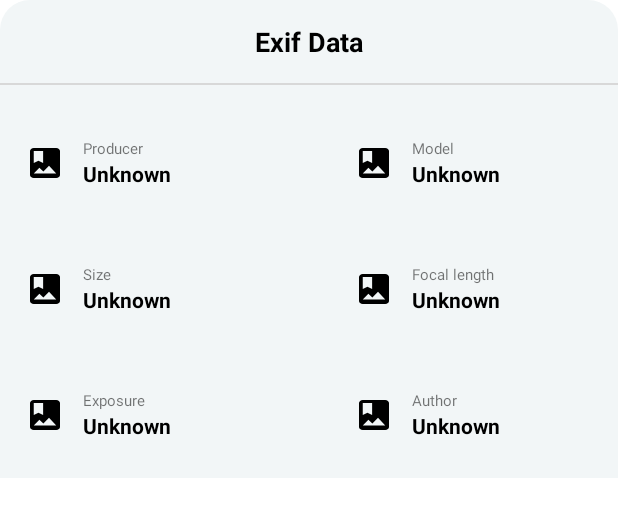
After one commit to Ashpex/Simple-Gallery, an Android app: the layout layout_info.xml on its own in the app's theme, with its tools: preview values and no code run, on a phone screen of 412 x 824 dp. The commit adds this screen. Shown: the top 517 px of the screen. Run offline under Robolectric (Android 15) with nearby library versions, the phone set to English and light mode, and no system bars.

Commit message:
Add exif info dialog

```diff
--- a/app/build.gradle
+++ b/app/build.gradle
@@ -37,7 +37,7 @@ dependencies {
     androidTestImplementation 'androidx.test.ext:junit:1.1.3'
     androidTestImplementation 'androidx.test.espresso:espresso-core:3.4.0'
 
-    implementation 'com.google.android.material:material:1.2.0'
+    implementation 'com.google.android.material:material:1.4.0'
     implementation "androidx.recyclerview:recyclerview:1.2.1"
     implementation "androidx.cardview:cardview:1.0.0"
     implementation 'com.github.bumptech.glide:glide:4.12.0'
--- a/app/src/main/java/com/example/testgallery/PictureActivity.java
+++ b/app/src/main/java/com/example/testgallery/PictureActivity.java
@@ -1,14 +1,18 @@
 package com.example.testgallery;
 
+import android.annotation.SuppressLint;
 import android.content.Intent;
 import android.media.ExifInterface;
 import android.net.Uri;
 import android.os.Bundle;
+import android.view.LayoutInflater;
 import android.view.View;
 import android.widget.ImageView;
 
 import androidx.appcompat.app.AppCompatActivity;
 import android.os.ParcelFileDescriptor;
+import android.widget.LinearLayout;
+import android.widget.TextView;
 import android.widget.Toast;
 
 import java.io.FileDescriptor;
@@ -16,6 +20,7 @@ import java.io.FileNotFoundException;
 import java.io.IOException;
 
 import com.bumptech.glide.Glide;
+import com.google.android.material.bottomsheet.BottomSheetDialog;
 
 
 public class PictureActivity extends AppCompatActivity {
@@ -23,17 +28,19 @@ public class PictureActivity extends AppCompatActivity {
     ImageView imgViewBack;
     ImageView imgViewInfo;
 
+
     @Override
     protected void onCreate(Bundle savedInstanceState) {
         super.onCreate(savedInstanceState);
         setContentView(R.layout.activity_picture);
 
-        imageView = findViewById(R.id.imgPicture);
-        imgViewBack = findViewById(R.id.imgViewBack);
-        imgViewInfo = findViewById(R.id.imgViewInfo);
+        viewMapping();
+
+
         Intent intent = getIntent();
         String thumb = intent.getStringExtra("imgSrc");
         Glide.with(this).load(thumb).into(imageView);
+
 
 
         imgViewInfo.setOnClickListener(new View.OnClickListener() {
@@ -61,12 +68,30 @@ public class PictureActivity extends AppCompatActivity {
 
             ParcelFileDescriptor parcelFileDescriptor = null;
 
+
+
             try {
                 parcelFileDescriptor = getContentResolver().openFileDescriptor(photoUri, "r");
                 FileDescriptor fileDescriptor = parcelFileDescriptor.getFileDescriptor();
 
                 ExifInterface exifInterface = new ExifInterface(fileDescriptor);
                 String exif="Exif: " + fileDescriptor.toString();
+
+                BottomSheetDialog infoDialog = new BottomSheetDialog(this,R.style.BottomSheetDialogTheme);
+                View infoDialogView = LayoutInflater.from(getApplicationContext())
+                        .inflate(
+                                R.layout.layout_info,
+                                (LinearLayout) findViewById(R.id.infoContainer),
+                                false
+                        );
+                TextView txtInfoProducer = (TextView) infoDialog.findViewById(R.id.txtInfoProducer);
+
+                //txtInfoProducer.setText(exifInterface.getAttribute(ExifInterface.TAG_MAKE));
+
+
+                infoDialog.setContentView(infoDialogView);
+                infoDialog.show();
+
                 exif += "\nChiều dài: " +
                         exifInterface.getAttribute(ExifInterface.TAG_IMAGE_LENGTH);
                 exif += "\nChiều rộng: " +
@@ -87,19 +112,7 @@ public class PictureActivity extends AppCompatActivity {
                         exifInterface.getAttribute(ExifInterface.TAG_FOCAL_LENGTH);
                 exif += "\n Flash: " +
                         exifInterface.getAttribute(ExifInterface.TAG_FLASH);
-                exif += "\nThông tin GPS:";
-                exif += "\n TAG_GPS_DATESTAMP: " +
-                        exifInterface.getAttribute(ExifInterface.TAG_GPS_DATESTAMP);
-                exif += "\n TAG_GPS_TIMESTAMP: " +
-                        exifInterface.getAttribute(ExifInterface.TAG_GPS_TIMESTAMP);
-                exif += "\n Vĩ độ: " +
-                        exifInterface.getAttribute(ExifInterface.TAG_GPS_LATITUDE);
-                exif += "\n Vĩ độ_REF: " +
-                        exifInterface.getAttribute(ExifInterface.TAG_GPS_LATITUDE_REF);
-                exif += "\n Cao độ: " +
-                        exifInterface.getAttribute(ExifInterface.TAG_GPS_LONGITUDE);
-                exif += "\n Cao độ_REF: " +
-                        exifInterface.getAttribute(ExifInterface.TAG_GPS_LONGITUDE_REF);
+
                 parcelFileDescriptor.close();
 
                 Toast.makeText(getApplicationContext(),
@@ -118,7 +131,7 @@ public class PictureActivity extends AppCompatActivity {
                         Toast.LENGTH_LONG).show();
             }
 
-            //String thumb = photoUri.getPath();
+
 
         }else{
             Toast.makeText(getApplicationContext(),
@@ -126,4 +139,11 @@ public class PictureActivity extends AppCompatActivity {
                     Toast.LENGTH_LONG).show();
         }
     };
+
+    void viewMapping(){
+        imageView = findViewById(R.id.imgPicture);
+        imgViewBack = findViewById(R.id.imgViewBack);
+        imgViewInfo = findViewById(R.id.imgViewInfo);
+
+    }
 }
--- /dev/null
+++ b/app/src/main/res/drawable-v24/bottom_sheet_background.xml
@@ -0,0 +1,8 @@
+<?xml version="1.0" encoding="utf-8"?>
+<shape xmlns:android="http://schemas.android.com/apk/res/android"
+    android:shape="rectangle">
+    <solid android:color="@color/background"/>
+    <corners
+        android:topLeftRadius="20dp"
+        android:topRightRadius="20dp"/>
+</shape>
--- /dev/null
+++ b/app/src/main/res/layout/layout_info.xml
@@ -0,0 +1,269 @@
+<?xml version="1.0" encoding="utf-8"?>
+<LinearLayout xmlns:android="http://schemas.android.com/apk/res/android"
+    android:layout_width="match_parent"
+    android:layout_height="wrap_content"
+    android:id="@+id/infoContainer"
+    android:background="@drawable/bottom_sheet_background"
+    android:orientation="vertical">
+
+    <TextView
+        android:layout_width="match_parent"
+        android:layout_height="wrap_content"
+        android:gravity="center"
+        android:padding="15dp"
+        android:text="Exif Data"
+        android:textSize="18sp"
+        android:textStyle="bold"
+        android:textColor="@color/black"/>
+
+    <View
+        android:layout_width="match_parent"
+        android:layout_height="1dp"
+        android:background="#FFD8D8D8"
+        android:layout_marginBottom="10dp"/>
+
+    <LinearLayout
+        android:layout_width="wrap_content"
+        android:layout_height="wrap_content"
+        android:orientation="horizontal"
+        android:padding="10dp">
+
+        <LinearLayout
+            android:layout_width="0dp"
+            android:layout_height="wrap_content"
+            android:orientation="horizontal"
+            android:padding="10dp"
+            android:layout_marginEnd="100dp"
+            android:layout_weight="1">
+
+            <ImageView
+                android:layout_width="wrap_content"
+                android:layout_height="wrap_content"
+                android:layout_gravity="center"
+                android:layout_marginEnd="10dp"
+                android:src="@drawable/ic_photos"/>
+
+            <LinearLayout
+                android:layout_width="match_parent"
+                android:layout_height="wrap_content"
+                android:orientation="vertical"
+                android:padding="5dp">
+                <TextView
+                    android:layout_width="wrap_content"
+                    android:layout_height="wrap_content"
+                    android:text="Producer"
+                    android:textSize="10sp"/>
+                <TextView
+                    android:id="@+id/txtInfoProducer"
+                    android:layout_width="wrap_content"
+                    android:layout_height="wrap_content"
+                    android:text="Unknown"
+                    android:textStyle="bold"
+                    android:textColor="@color/black"/>
+            </LinearLayout>
+
+        </LinearLayout>
+
+
+        <LinearLayout
+            android:layout_marginEnd="20dp"
+            android:layout_width="0dp"
+            android:layout_height="wrap_content"
+            android:orientation="horizontal"
+            android:padding="10dp"
+            android:layout_weight="1">
+
+            <ImageView
+                android:layout_width="wrap_content"
+                android:layout_height="wrap_content"
+                android:layout_gravity="center"
+                android:layout_marginEnd="10dp"
+                android:src="@drawable/ic_photos"/>
+
+            <LinearLayout
+                android:layout_width="match_parent"
+                android:layout_height="wrap_content"
+                android:orientation="vertical"
+                android:padding="5dp">
+                <TextView
+                    android:layout_width="wrap_content"
+                    android:layout_height="wrap_content"
+                    android:text="Model"
+                    android:textSize="10sp"/>
+                <TextView
+                    android:id="@+id/txtInfoModel"
+                    android:layout_width="wrap_content"
+                    android:layout_height="wrap_content"
+                    android:text="Unknown"
+                    android:textStyle="bold"
+                    android:textColor="@color/black"/>
+            </LinearLayout>
+
+        </LinearLayout>
+
+    </LinearLayout>
+
+    <LinearLayout
+        android:layout_width="wrap_content"
+        android:layout_height="wrap_content"
+        android:orientation="horizontal"
+        android:padding="10dp">
+
+        <LinearLayout
+            android:layout_width="0dp"
+            android:layout_height="wrap_content"
+            android:orientation="horizontal"
+            android:padding="10dp"
+            android:layout_marginEnd="100dp"
+            android:layout_weight="1">
+
+            <ImageView
+                android:layout_width="wrap_content"
+                android:layout_height="wrap_content"
+                android:layout_gravity="center"
+                android:layout_marginEnd="10dp"
+                android:src="@drawable/ic_photos"/>
+
+            <LinearLayout
+                android:layout_width="match_parent"
+                android:layout_height="wrap_content"
+                android:orientation="vertical"
+                android:padding="5dp">
+                <TextView
+                    android:layout_width="wrap_content"
+                    android:layout_height="wrap_content"
+                    android:text="Size"
+                    android:textSize="10sp"/>
+                <TextView
+                    android:id="@+id/txtInfoSize"
+                    android:layout_width="wrap_content"
+                    android:layout_height="wrap_content"
+                    android:text="Unknown"
+                    android:textStyle="bold"
+                    android:textColor="@color/black"/>
+            </LinearLayout>
+
+        </LinearLayout>
+
+
+        <LinearLayout
+            android:layout_marginEnd="20dp"
+            android:layout_width="0dp"
+            android:layout_height="wrap_content"
+            android:orientation="horizontal"
+            android:padding="10dp"
+            android:layout_weight="1">
+
+            <ImageView
+                android:layout_width="wrap_content"
+                android:layout_height="wrap_content"
+                android:layout_gravity="center"
+                android:layout_marginEnd="10dp"
+                android:src="@drawable/ic_photos"/>
+
+            <LinearLayout
+                android:layout_width="match_parent"
+                android:layout_height="wrap_content"
+                android:orientation="vertical"
+                android:padding="5dp">
+                <TextView
+                    android:layout_width="wrap_content"
+                    android:layout_height="wrap_content"
+                    android:text="Focal length"
+                    android:textSize="10sp"/>
+                <TextView
+                    android:id="@+id/txtInfoFocalLength"
+                    android:layout_width="wrap_content"
+                    android:layout_height="wrap_content"
+                    android:text="Unknown"
+                    android:textStyle="bold"
+                    android:textColor="@color/black"/>
+            </LinearLayout>
+
+        </LinearLayout>
+
+    </LinearLayout>
+
+    <LinearLayout
+        android:layout_width="wrap_content"
+        android:layout_height="wrap_content"
+        android:orientation="horizontal"
+        android:padding="10dp">
+
+        <LinearLayout
+            android:layout_width="0dp"
+            android:layout_height="wrap_content"
+            android:orientation="horizontal"
+            android:padding="10dp"
+            android:layout_marginEnd="100dp"
+            android:layout_weight="1">
+
+            <ImageView
+                android:layout_width="wrap_content"
+                android:layout_height="wrap_content"
+                android:layout_gravity="center"
+                android:layout_marginEnd="10dp"
+                android:src="@drawable/ic_photos"/>
+
+            <LinearLayout
+                android:layout_width="match_parent"
+                android:layout_height="wrap_content"
+                android:orientation="vertical"
+                android:padding="5dp">
+                <TextView
+                    android:layout_width="wrap_content"
+                    android:layout_height="wrap_content"
+                    android:text="Exposure"
+                    android:textSize="10sp"/>
+                <TextView
+                    android:id="@+id/txtInfoExposure"
+                    android:layout_width="wrap_content"
+                    android:layout_height="wrap_content"
+                    android:text="Unknown"
+                    android:textStyle="bold"
+                    android:textColor="@color/black"/>
+            </LinearLayout>
+
+        </LinearLayout>
+
+
+        <LinearLayout
+            android:layout_marginEnd="20dp"
+            android:layout_width="0dp"
+            android:layout_height="wrap_content"
+            android:orientation="horizontal"
+            android:padding="10dp"
+            android:layout_weight="1">
+
+            <ImageView
+                android:layout_width="wrap_content"
+                android:layout_height="wrap_content"
+                android:layout_gravity="center"
+                android:layout_marginEnd="10dp"
+                android:src="@drawable/ic_photos"/>
+
+            <LinearLayout
+                android:layout_width="match_parent"
+                android:layout_height="wrap_content"
+                android:orientation="vertical"
+                android:padding="5dp">
+                <TextView
+                    android:layout_width="wrap_content"
+                    android:layout_height="wrap_content"
+                    android:text="Author"
+                    android:textSize="10sp"/>
+                <TextView
+                    android:id="@+id/txtInfoAuthor"
+                    android:layout_width="wrap_content"
+                    android:layout_height="wrap_content"
+                    android:text="Unknown"
+                    android:textStyle="bold"
+                    android:textColor="@color/black"/>
+            </LinearLayout>
+
+        </LinearLayout>
+
+    </LinearLayout>
+
+
+</LinearLayout>
--- /dev/null
+++ b/app/src/main/res/values/styles.xml
@@ -0,0 +1,10 @@
+<?xml version="1.0" encoding="utf-8"?>
+<resources>
+    <style name="BottomSheetDialogTheme" parent="Theme.Design.Light.BottomSheetDialog">
+        <item name="bottomSheetStyle">@style/BottomSheetStyle</item>
+    </style>
+
+    <style name="BottomSheetStyle" parent="Widget.Design.BottomSheet.Modal">
+        <item name="android:background">@android:color/transparent</item>
+    </style>
+</resources>
```
